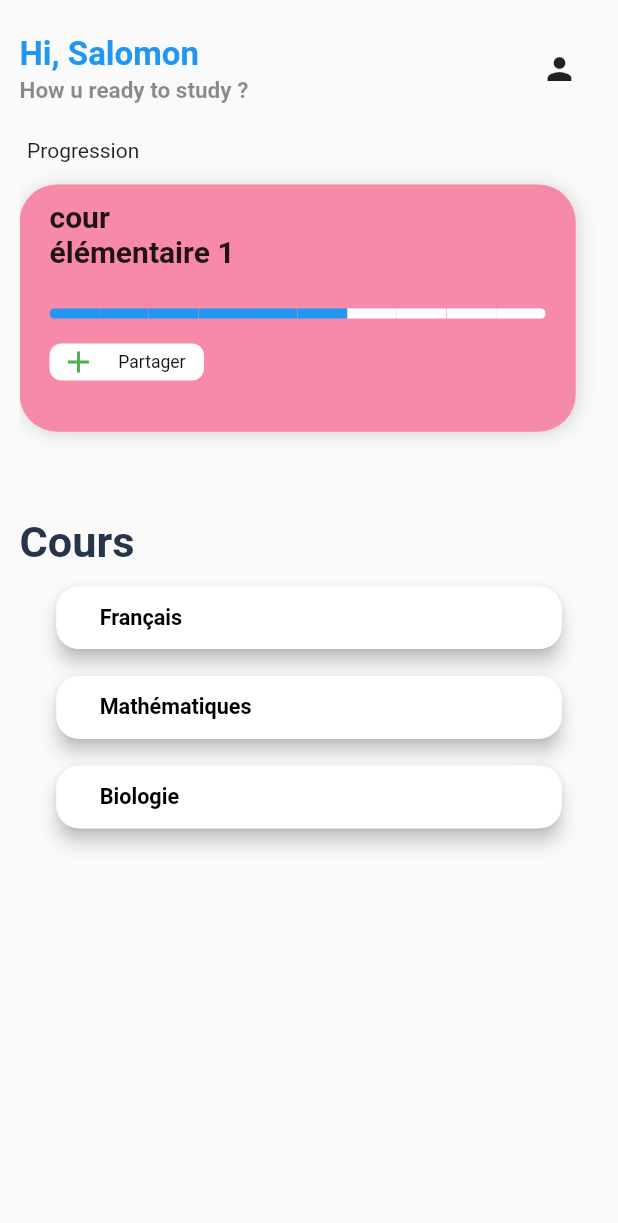
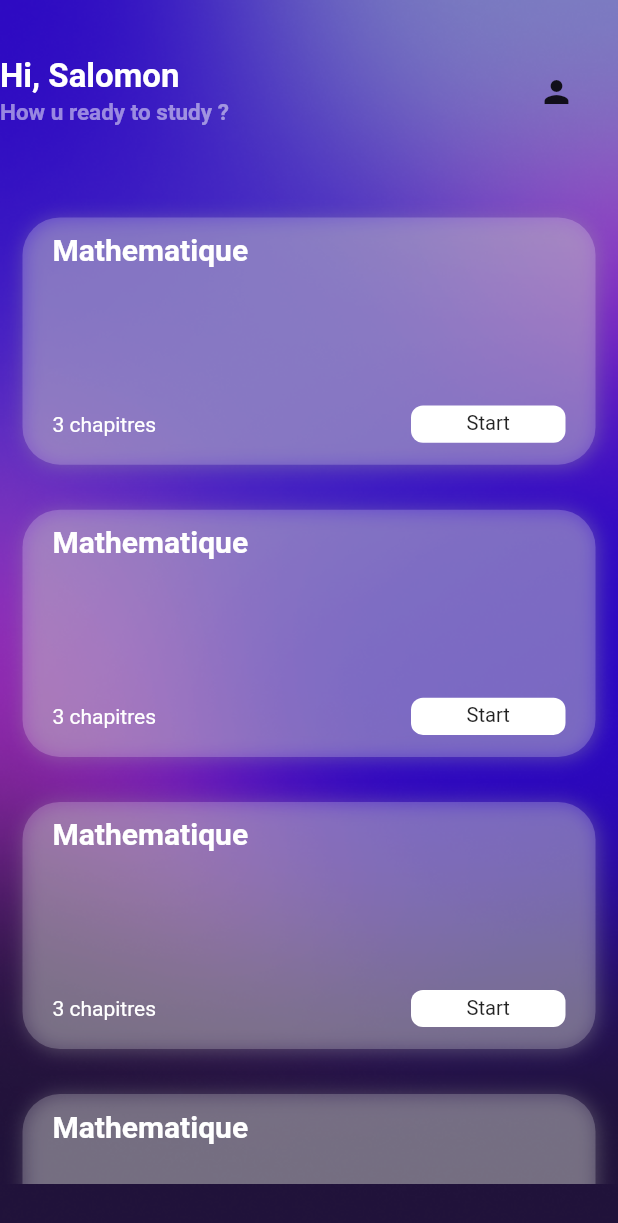
Before and after one commit to VIA2NEY/TutorIA_Ui, a Flutter app: the screen it shows after launch, on a phone screen of 412 x 824 dp. Shown: the top 1223 px of the screen. Run offline on Flutter 3.47's test engine with Material 2 defaults, Android fonts, the phone set to English and light mode, and no system bars; drawn by our look-alikes of step_progress_indicator; our stand-ins replace google_fonts, responsive_sizer, timeline_tile.

Commit message:
Test UI Sophistiquer

```diff
--- a/lib/main.dart
+++ b/lib/main.dart
@@ -1,5 +1,6 @@
 import 'package:flutter/material.dart';
 import 'package:responsive_sizer/responsive_sizer.dart';
+import 'package:tutoria/newUiSophistiquer/newHomescreen.dart';
 import 'package:tutoria/screens/chatscreen/homechat.dart';
 import 'package:tutoria/screens/homescreen/homescreen.dart';
 import 'package:tutoria/theme/app_theme.dart';
@@ -20,7 +21,7 @@ class MyApp extends StatelessWidget {
         debugShowCheckedModeBanner: false,
         title: "TUTORIA",
         theme: ThemeData(textTheme: AppTheme.lightTexTheme),
-        home: const Scaffold(body: HomeScreen()),
+        home: const Scaffold(body:/* HomeScreen()*/ NewUiHome()),
       );
     });
 
--- /dev/null
+++ b/lib/newUiSophistiquer/newHomescreen.dart
@@ -0,0 +1,203 @@
+import 'package:flutter/material.dart';
+import 'package:responsive_sizer/responsive_sizer.dart';
+import 'package:tutoria/utils/constants.dart';
+
+class NewUiHome extends StatelessWidget {
+  const NewUiHome({super.key});
+
+  @override
+  Widget build(BuildContext context) {
+    return Container(
+      // height: double.infinity,
+      // width: double.infinity,
+
+      decoration: const BoxDecoration(
+        image: DecorationImage(
+          image: AssetImage('assets/background.png'), fit: BoxFit.cover
+        )
+      ),
+
+      child: Scaffold(
+        backgroundColor: Colors.transparent,
+        body: Column(
+          children: [
+
+            Padding(
+              padding: const EdgeInsets.symmetric(vertical: 20),
+              child: Row(
+                mainAxisAlignment: MainAxisAlignment.spaceBetween,
+                crossAxisAlignment: CrossAxisAlignment.center,
+                children: [
+                  Column(
+                    mainAxisAlignment: MainAxisAlignment.start,
+                    crossAxisAlignment: CrossAxisAlignment.start,
+                    children: [
+                      Text(
+                        'Hi, Salomon',
+                        style: TextStyle(
+                          fontSize: 22,
+                          fontWeight: FontWeight.bold,
+                          color:  Colors.white,
+                        ),
+                      ),
+                      const SizedBox(
+                        height: 2,
+                      ),
+                      Text(
+                        'How u ready to study ?',
+                        style: TextStyle(
+                          fontSize: 15,
+                          fontWeight: FontWeight.bold,
+                          color: const Color(0xFFFFFFFF).withOpacity(0.5),
+                        ),
+                      ),
+                    ],
+                  ),
+
+                  Container(
+                    width: 82,
+                    height: 82,
+                    decoration: BoxDecoration(
+                      borderRadius: BorderRadius.circular(7),
+                      // image: const DecorationImage(
+                      //   image: AssetImage('images/profile.jpg'),
+                      //   fit: BoxFit.cover,
+                      // ),
+                    ),
+                    child: Icon( Icons.person),
+                  ),
+                ],
+              ),
+            ),
+
+            // SizedBox(
+            //           height: 5.h
+            //         ),
+
+            Padding(
+              padding: const EdgeInsets.only(top : 8.0),
+              child: SizedBox(
+                height: 80.h,
+                child: ListView.builder(
+                  itemCount: 5,
+                  itemBuilder: (context, index){
+                    return cour();
+
+
+
+                    // Card(
+                    //   color: Color(0xFFFFFFFF).withOpacity(0.2),
+                    //   child: ListTile(
+                    //     title: Text("Listle numero $index",
+                    //     style: TextStyle(
+                    //       color: Color(0xFFFFFFFF)
+                    //     ),),
+                    //   ),
+                    // );
+
+                  }
+                ),
+              ),
+            ),
+          ],
+        ),
+      ),
+    );
+  }
+}
+
+
+
+Widget cour (){
+  return Padding(
+    padding: const EdgeInsets.symmetric(vertical: 15.0, horizontal: 15),
+    child: Container(
+      //
+      height: 20.h,
+      width: 90.w,
+      //
+
+      decoration: BoxDecoration(
+        color: Color(0xFFFFFFFF).withOpacity(0.2),
+        borderRadius:
+            BorderRadius.circular(25),
+        boxShadow: <BoxShadow>[
+          BoxShadow(
+              color: Colors.grey.withOpacity(0.4),
+              offset: Offset(1.1, 1.1),
+              blurRadius: 10.0),
+        ],
+      ),
+
+      child: Column(
+        mainAxisAlignment: MainAxisAlignment.start,
+        crossAxisAlignment: CrossAxisAlignment.start,
+        children: [
+          Padding(
+            padding: const EdgeInsets.symmetric(horizontal: 20, vertical: 10),
+            child: Text(
+              "Mathematique",
+              style: TextStyle(
+                fontSize: 20,
+                fontWeight: FontWeight.bold,
+                color: Color(0xFFFFFFFF)
+              ),
+            ),
+          ),
+
+          SizedBox(
+            height: 8.h /*height_screen * 0.020*/,
+          ),
+
+          SizedBox(
+            height: 2.h /*height_screen * 0.012*/,
+          ),
+
+          Row(
+            mainAxisAlignment: MainAxisAlignment.spaceBetween,
+            children: [
+
+              Padding(
+                padding: const EdgeInsets.symmetric(horizontal: 20),
+                child: Text(
+                  "3 chapitres",
+                  style: TextStyle(
+                    color: Color(0xFFFFFFFF)
+                  ),
+                ),
+              ),
+
+              Padding(
+                padding: const EdgeInsets.symmetric(horizontal: 20),
+                child: Container(
+                  height: 3.h,
+                  width: 25.w,
+                  decoration: BoxDecoration(
+                      color: Colors.white,
+                      borderRadius:
+                          BorderRadius.circular(
+                              8)),
+                  child: Row(
+                    mainAxisAlignment:
+                        MainAxisAlignment
+                            .spaceAround,
+                    children: [
+                      Text(
+                          'Start',
+                          style:
+                              kDisplayArticleH4,
+                        ),
+                    ],
+                  ),
+                ),
+              ),
+
+
+            ],
+          ),
+
+        ],
+      ),
+    ),
+  );
+}
--- a/pubspec.yaml
+++ b/pubspec.yaml
@@ -63,8 +63,8 @@ flutter:
   uses-material-design: true
 
   # To add assets to your application, add an assets section, like this:
-  # assets:
-  #   - images/a_dot_burr.jpeg
+  assets:
+    - assets/
   #   - images/a_dot_ham.jpeg
 
   # An image asset can refer to one or more resolution-specific "variants", see
```
Also changed, not shown: assets/background.png (added), lib/newUiSophistiquer/NewdetailsScreen.dart (added).
